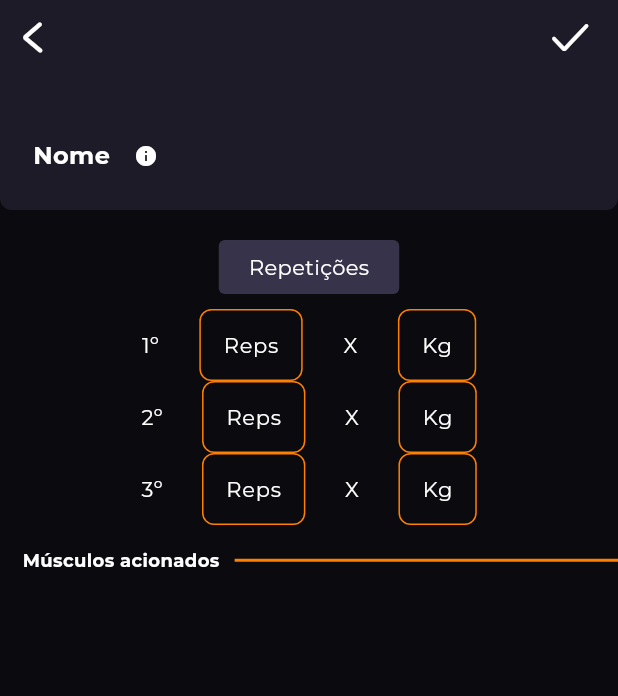
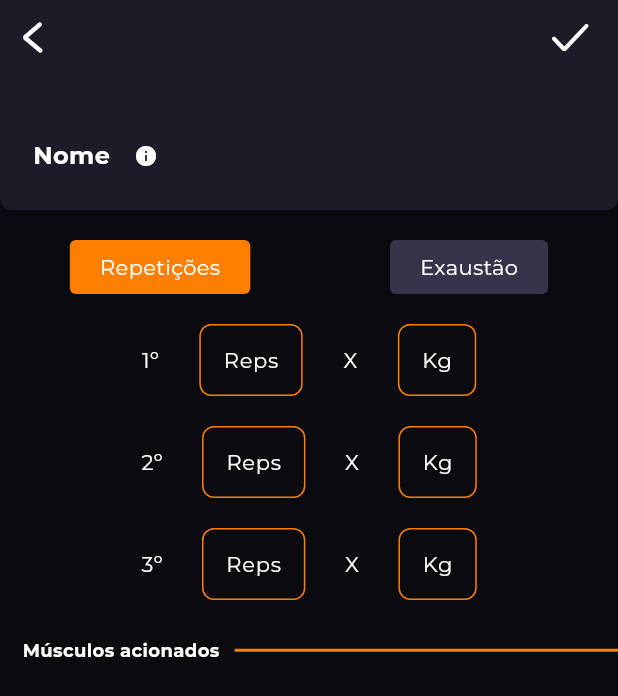
Before and after one commit to mikael-st/trainin_app, a Flutter app: the screen it shows after launch, after a tap on "Repetições", on a phone screen of 412 x 824 dp. Shown: the top 696 px of the screen. Run offline on Flutter 3.47's test engine with Material 3 defaults, Android fonts, the phone set to English and light mode, and no system bars; our stand-ins replace google_fonts.

Commit message:
feat: finished EditExercisePage, now page change content according to the selected mode

```diff
--- a/lib/components/check_mode.dart
+++ b/lib/components/check_mode.dart
@@ -5,19 +5,19 @@ import 'package:train_in/pages/edit_exercise.dart';
 class CheckMode extends StatelessWidget {
   final ExerciseMode value;
   final ExerciseMode group;
-  final Function() callback;
-  final ValueChanged<ExerciseMode> onChanged;
+  // final Function() callback;
+  final ValueChanged<ExerciseMode?> onChanged;
   final String label;
 
-  const CheckMode({super.key, required this.value, required this.group, required this.label, required this.onChanged, required this.callback});
+  const CheckMode({super.key, required this.value, required this.group, required this.label, required this.onChanged, /* required this.callback */});
 
   @override
   Widget build(BuildContext context) {
-    final bool checked = value == group;
+    final bool checked = value.runtimeType == group.runtimeType;
     return InkWell(
       onTap: () {
-        callback.call();
         onChanged(value);
+        print('value: $value\ngroup: $group\nis checked: $checked');
       },
       child: Container(
         padding: EdgeInsets.symmetric(horizontal: 20, vertical: 8),
--- a/lib/pages/edit_exercise.dart
+++ b/lib/pages/edit_exercise.dart
@@ -16,15 +16,11 @@ class EditExercisePage extends StatefulWidget {
 
 class _EditExercisePageState extends State<EditExercisePage> {
 
-
-  final List<CheckMode> _modes = [
-    CheckMode(
-      value: RepsState(),
-      group: ExerciseModeState.mode.value,
-      label: 'Repetições',
-      onChanged: ,
-      callback: )
-  ];
+  void _onChangeMode(ExerciseMode? value) {
+    setState(() {
+      ExerciseModeState.mode.value = value!;
+    });
+  }
 
   @override
   Widget build(BuildContext context) {
@@ -44,7 +40,7 @@ class _EditExercisePageState extends State<EditExercisePage> {
           AnimatedBuilder(
             animation: ExerciseModeState.mode,
             builder: (context, child) {
-              return ExerciseModeState.mode.value.change();
+              return ExerciseModeState.mode.value.view();
             }
           ),
           AreaLabel(text: 'Músculos acionados')
@@ -55,7 +51,21 @@ class _EditExercisePageState extends State<EditExercisePage> {
   Widget _modesArea() {
     return Row(
       mainAxisAlignment: MainAxisAlignment.spaceAround,
-      children: _modes,
+      // children: _modes,
+      children: [
+        CheckMode(
+          value: RepsState(),
+          group: ExerciseModeState.mode.value,
+          label: 'Repetições',
+          onChanged: _onChangeMode
+        ),
+        CheckMode(
+          value: WearinessState(),
+          group: ExerciseModeState.mode.value,
+          label: 'Exaustão',
+          onChanged: _onChangeMode
+        ),
+      ],
     );
   }
 }
@@ -76,15 +86,19 @@ class ExerciseSerieManager {
   }
 }
 
+// enum ExerciseMode { reps, weariness }
+
 interface class ExerciseMode {
   // late CheckMode checkbox;
-  external Widget change();
+  external Widget view();
 }
 
 class RepsState implements ExerciseMode {
 
   Widget _inputFields(int index) {
-    return Row(
+    return Padding(
+      padding: EdgeInsets.symmetric(vertical: 10),
+      child: Row(
         mainAxisAlignment: MainAxisAlignment.spaceAround,
         children: [
           Text('$indexº', style: TextStyle(color: Palette.white)),
@@ -92,11 +106,12 @@ class RepsState implements ExerciseMode {
           Text('X', style: TextStyle(color: Palette.white)),
           AutoSizeTextField(label: 'Kg')
         ],
+      )
     );
   }
 
   @override
-  change() {
+  view() {
     return IntrinsicHeight(
       child: Container(
         margin: EdgeInsets.only(top: 10),
@@ -112,23 +127,72 @@ class RepsState implements ExerciseMode {
 class WearinessState implements ExerciseMode {
 
   Widget _inputWearness(int index) {
-    return Row(
+    return Padding(
+      padding: EdgeInsets.symmetric(vertical: 10),
+      child: Row(
         mainAxisAlignment: MainAxisAlignment.spaceAround,
         children: [
           Text('$indexº', style: TextStyle(color: Palette.white)),
           AutoSizeTextField(label: 'Kg')
         ],
+      )
     );
   }
 
   @override
-  change() {
+  view() {
     return Container(
       margin: EdgeInsets.only(top: 10),
-      width: 250,
+      width: 150,
       child: Column(
         mainAxisAlignment: MainAxisAlignment.spaceAround,
         children: List.generate(3, (index) => _inputWearness(index+1))),
     );
   }
 }
+
+class CustomRadio extends StatelessWidget {
+  final int value;
+  final int groupValue;
+  final ValueChanged<int?> onChanged;
+  final String label;
+
+  const CustomRadio({
+    required this.value,
+    required this.groupValue,
+    required this.onChanged,
+    required this.label,
+  });
+
+  @override
+  Widget build(BuildContext context) {
+    final bool isSelected = value == groupValue;
+
+    return GestureDetector(
+      onTap: () {
+        onChanged(value);
+      },
+      child: Container(
+        margin: EdgeInsets.all(8.0),
+        width: 40.0,
+        height: 40.0,
+        decoration: BoxDecoration(
+          shape: BoxShape.circle,
+          color: isSelected ? Colors.blue : Colors.white,
+          border: Border.all(
+            color: isSelected ? Colors.blue : Colors.grey,
+          ),
+        ),
+        child: Center(
+          child: Text(
+            label,
+            style: TextStyle(
+              color: isSelected ? Colors.white : Colors.black,
+              fontWeight: FontWeight.bold,
+            ),
+          ),
+        ),
+      ),
+    );
+  }
+}
```
Lines whose indentation alone changed are shown as unchanged.
